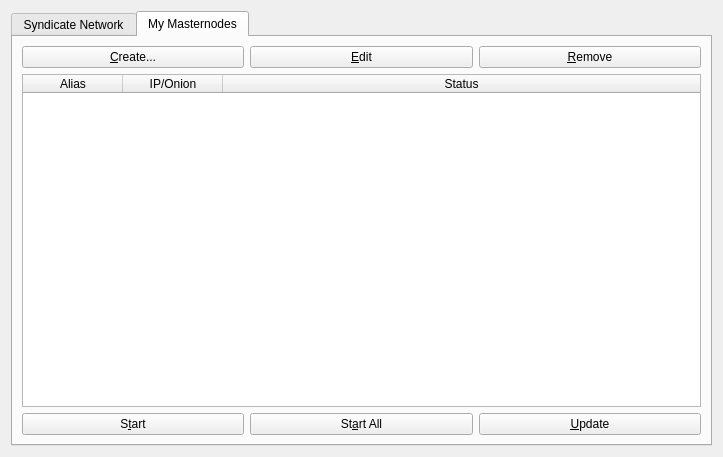
Above: src/qt/forms/masternodemanager.ui from SyndicateLabs/SyndicateQT before the change. Below: the same form after it.
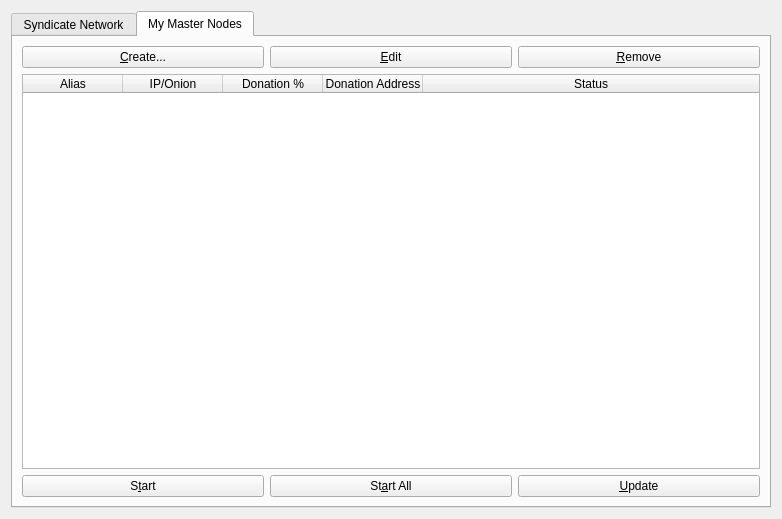
That is the form after the change. The open tabs and pages were chosen to show the change.

What changed in the file:
```diff
--- a/src/qt/forms/masternodemanager.ui
+++ b/src/qt/forms/masternodemanager.ui
@@ -6,8 +6,8 @@
    <rect>
     <x>0</x>
     <y>0</y>
-    <width>723</width>
-    <height>457</height>
+    <width>782</width>
+    <height>519</height>
    </rect>
   </property>
   <property name="windowTitle">
@@ -15,6 +15,11 @@
   </property>
   <layout class="QGridLayout" name="gridLayout_3">
    <item row="0" column="0">
+    <layout class="QGridLayout" name="gridLayout_4">
+     <property name="bottomMargin">
+      <number>0</number>
+     </property>
+     <item row="0" column="0">
     <widget class="QTabWidget" name="tabWidget">
      <property name="currentIndex">
       <number>0</number>
@@ -111,40 +116,15 @@
      </widget>
      <widget class="QWidget" name="tab_2">
       <attribute name="title">
-       <string>My Masternodes</string>
+         <string>My Master Nodes</string>
       </attribute>
       <layout class="QGridLayout" name="gridLayout_2">
        <item row="0" column="0">
-        <layout class="QVBoxLayout" name="verticalLayout_2">
+          <layout class="QGridLayout" name="gridLayout_6">
          <property name="bottomMargin">
           <number>0</number>
          </property>
-         <item>
-          <layout class="QHBoxLayout" name="horizontalLayout">
-           <item>
-            <widget class="QPushButton" name="createButton">
-             <property name="text">
-              <string>&amp;Create...</string>
-             </property>
-            </widget>
-           </item>
-           <item>
-            <widget class="QPushButton" name="editButton">
-             <property name="text">
-              <string>&amp;Edit</string>
-             </property>
-            </widget>
-           </item>
-           <item>
-            <widget class="QPushButton" name="removeButton">
-             <property name="text">
-              <string>&amp;Remove</string>
-             </property>
-            </widget>
-           </item>
-          </layout>
-         </item>
-         <item>
+           <item row="1" column="0">
           <widget class="QTableWidget" name="tableWidget_2">
            <property name="editTriggers">
             <set>QAbstractItemView::NoEditTriggers</set>
@@ -171,6 +151,16 @@
              <string>IP/Onion</string>
             </property>
            </column>
+             <column>
+              <property name="text">
+               <string>Donation %</string>
+              </property>
+             </column>
+             <column>
+              <property name="text">
+               <string>Donation Address</string>
+              </property>
+             </column>
            <column>
             <property name="text">
              <string>Status</string>
@@ -178,32 +168,57 @@
            </column>
           </widget>
          </item>
-         <item>
-          <layout class="QHBoxLayout" name="horizontalLayout_5">
+           <item row="2" column="0">
+            <layout class="QGridLayout" name="gridLayout_8">
            <property name="bottomMargin">
             <number>0</number>
            </property>
-           <item>
+             <item row="0" column="2">
+              <widget class="QPushButton" name="UpdateButton">
+               <property name="text">
+                <string>&amp;Update</string>
+               </property>
+              </widget>
+             </item>
+             <item row="0" column="0">
             <widget class="QPushButton" name="startButton">
              <property name="text">
               <string>S&amp;tart</string>
              </property>
             </widget>
            </item>
-           <item>
+             <item row="0" column="1">
             <widget class="QPushButton" name="startAllButton">
              <property name="text">
               <string>St&amp;art All</string>
              </property>
             </widget>
            </item>
-           <item>
-            <widget class="QPushButton" name="UpdateButton">
+            </layout>
+           </item>
+           <item row="0" column="0">
+            <layout class="QGridLayout" name="gridLayout_7">
+             <item row="0" column="1">
+              <widget class="QPushButton" name="editButton">
              <property name="text">
-              <string>&amp;Update</string>
+                <string>&amp;Edit</string>
              </property>
             </widget>
            </item>
+             <item row="0" column="0">
+              <widget class="QPushButton" name="createButton">
+               <property name="text">
+                <string>&amp;Create...</string>
+               </property>
+              </widget>
+             </item>
+             <item row="0" column="2">
+              <widget class="QPushButton" name="removeButton">
+               <property name="text">
+                <string>&amp;Remove</string>
+               </property>
+              </widget>
+             </item>
           </layout>
          </item>
         </layout>
@@ -211,6 +226,8 @@
       </layout>
      </widget>
     </widget>
+     </item>
+    </layout>
    </item>
   </layout>
  </widget>
```
Left out of the diff: 10 changed lines with no effect on the pictures. Lines whose indentation alone changed are shown as unchanged.
